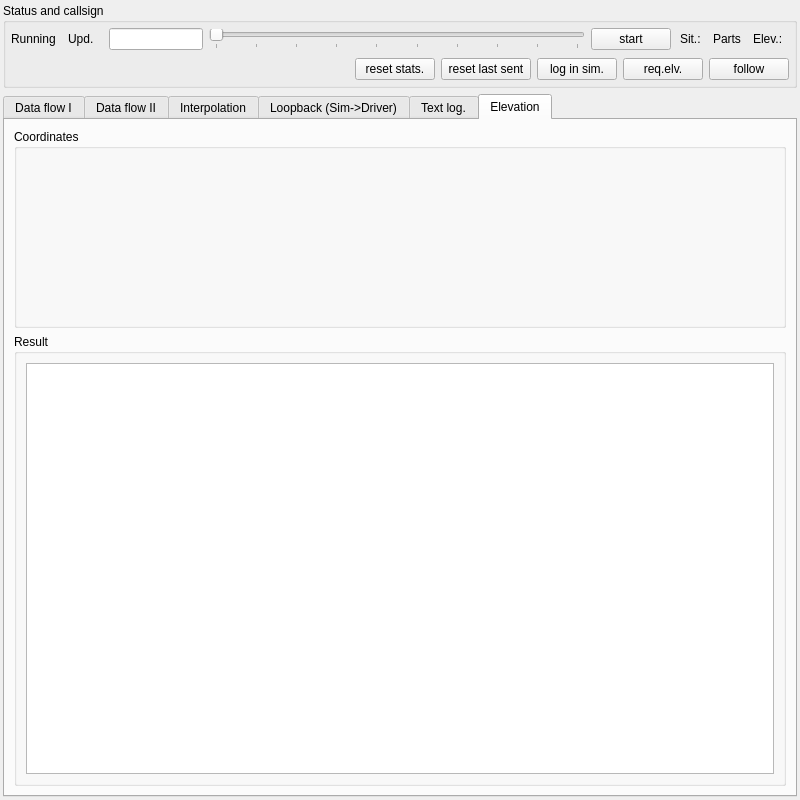
The window that src/blackgui/components/interpolationlogdisplay.ui (swift-project/pilotclient) describes before a commit, drawn with Qt 5.
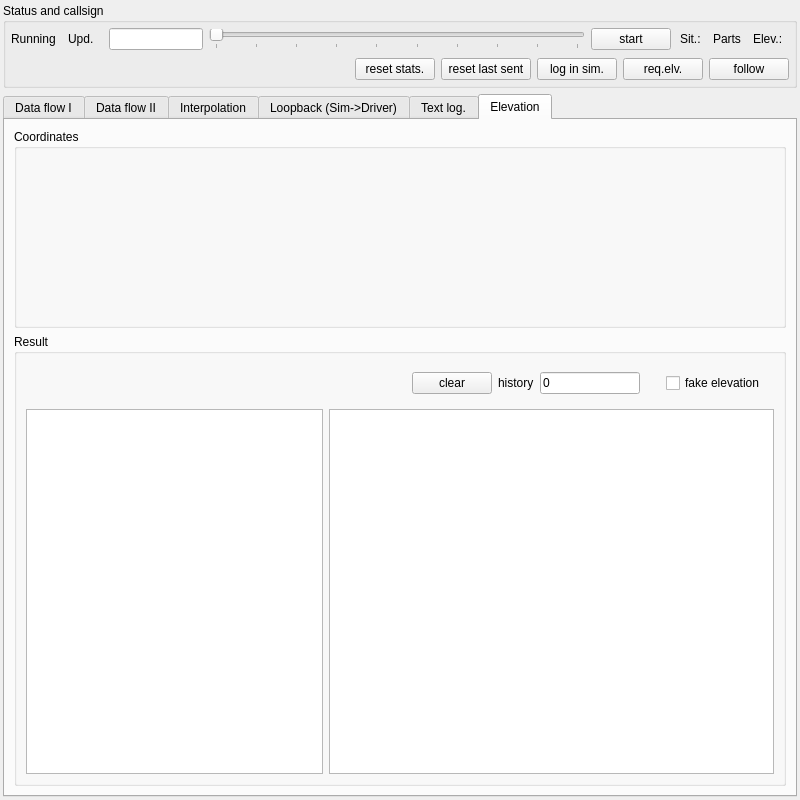
The same window after the commit. The open tabs and pages were chosen to show the change. Custom widgets are drawn as their Qt base class.

Commit message:
Ref T773, allow to "fake" elevations for testing purposes and improved elevation logging in the interpolation log. display
* history of requested elevations
* bogus elevations for testing if needed (mostly to test the display)

The edit to the form file:
```diff
--- a/src/blackgui/components/interpolationlogdisplay.ui
+++ b/src/blackgui/components/interpolationlogdisplay.ui
@@ -860,14 +860,89 @@
          <property name="title">
           <string>Result</string>
          </property>
-         <layout class="QVBoxLayout" name="vl_ElevationAtPositionResult">
-          <item>
+         <layout class="QGridLayout" name="gl_Elevation" columnstretch="4,6">
+          <item row="1" column="0">
            <widget class="QPlainTextEdit" name="pte_ElevationAtPosition">
             <property name="readOnly">
              <bool>true</bool>
             </property>
            </widget>
           </item>
+          <item row="1" column="1">
+           <widget class="QListView" name="lv_ElevevationHistory"/>
+          </item>
+          <item row="0" column="0" colspan="2">
+           <widget class="QWidget" name="wi_ElvButtons" native="true">
+            <layout class="QHBoxLayout" name="horizontalLayout">
+             <item>
+              <spacer name="hs_Elevation">
+               <property name="orientation">
+                <enum>Qt::Horizontal</enum>
+               </property>
+               <property name="sizeHint" stdset="0">
+                <size>
+                 <width>40</width>
+                 <height>20</height>
+                </size>
+               </property>
+              </spacer>
+             </item>
+             <item>
+              <widget class="QPushButton" name="pb_ElvClear">
+               <property name="text">
+                <string>clear</string>
+               </property>
+              </widget>
+             </item>
+             <item>
+              <widget class="QLabel" name="lbl_ElvHistory">
+               <property name="text">
+                <string>history</string>
+               </property>
+              </widget>
+             </item>
+             <item>
+              <widget class="QLineEdit" name="le_ElvHistoryCount">
+               <property name="maximumSize">
+                <size>
+                 <width>100</width>
+                 <height>16777215</height>
+                </size>
+               </property>
+               <property name="text">
+                <string>0</string>
+               </property>
+               <property name="maxLength">
+                <number>6</number>
+               </property>
+              </widget>
+             </item>
+             <item>
+              <spacer name="hs_ElevationGap">
+               <property name="orientation">
+                <enum>Qt::Horizontal</enum>
+               </property>
+               <property name="sizeType">
+                <enum>QSizePolicy::Fixed</enum>
+               </property>
+               <property name="sizeHint" stdset="0">
+                <size>
+                 <width>20</width>
+                 <height>20</height>
+                </size>
+               </property>
+              </spacer>
+             </item>
+             <item>
+              <widget class="QCheckBox" name="cb_ElvAllowPseudo">
+               <property name="text">
+                <string>fake elevation</string>
+               </property>
+              </widget>
+             </item>
+            </layout>
+           </widget>
+          </item>
          </layout>
         </widget>
        </item>
```
The commit also changes 6 other files.
